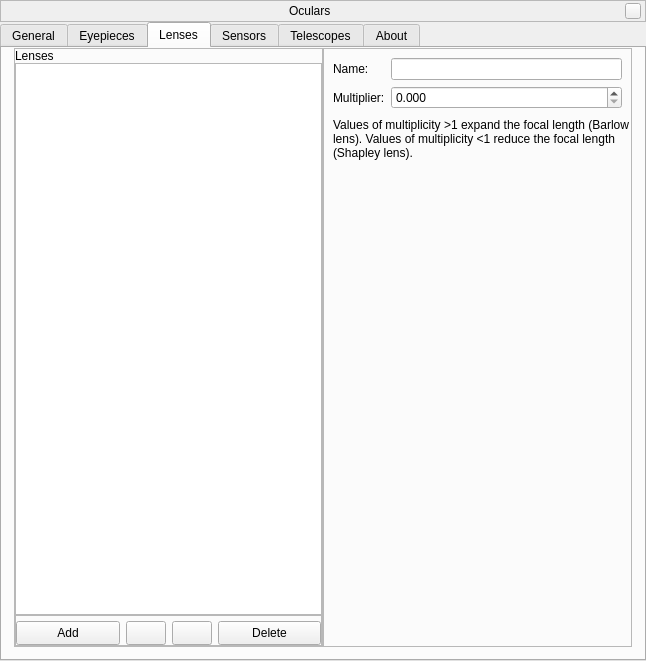
Before: the Qt Designer form plugins/Oculars/src/gui/ocularDialog.ui in 519984307/stellarium_src, drawn with Qt 5.
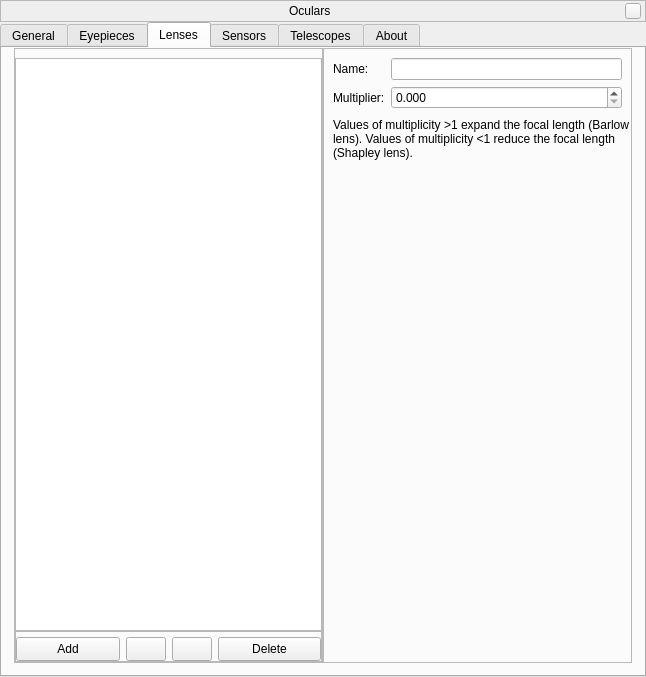
After: the same form once the commit is applied. The open tabs and pages were chosen to show the change. Icons and pictures are not drawn. Custom widgets are drawn as their Qt base class.

Commit message: Clean-up outdated code in Oculars plugin

Patch:
```diff
--- a/plugins/Oculars/src/gui/ocularDialog.ui
+++ b/plugins/Oculars/src/gui/ocularDialog.ui
@@ -7,7 +7,7 @@
     <x>0</x>
     <y>0</y>
     <width>646</width>
-    <height>661</height>
+    <height>677</height>
    </rect>
   </property>
   <property name="sizePolicy">
@@ -708,25 +708,12 @@
              <property name="leftMargin">
               <number>0</number>
              </property>
-             <property name="topMargin">
-              <number>0</number>
-             </property>
              <property name="rightMargin">
               <number>0</number>
              </property>
              <property name="bottomMargin">
               <number>0</number>
              </property>
-             <item>
-              <widget class="QLabel" name="lensListLabel">
-               <property name="enabled">
-                <bool>true</bool>
-               </property>
-               <property name="text">
-                <string>Lenses</string>
-               </property>
-              </widget>
-             </item>
              <item>
               <widget class="QListView" name="lensListView">
                <property name="editTriggers">
```
Left out of the diff: 36 changed lines with no effect on the pictures. The commit also changes 7 other files.
